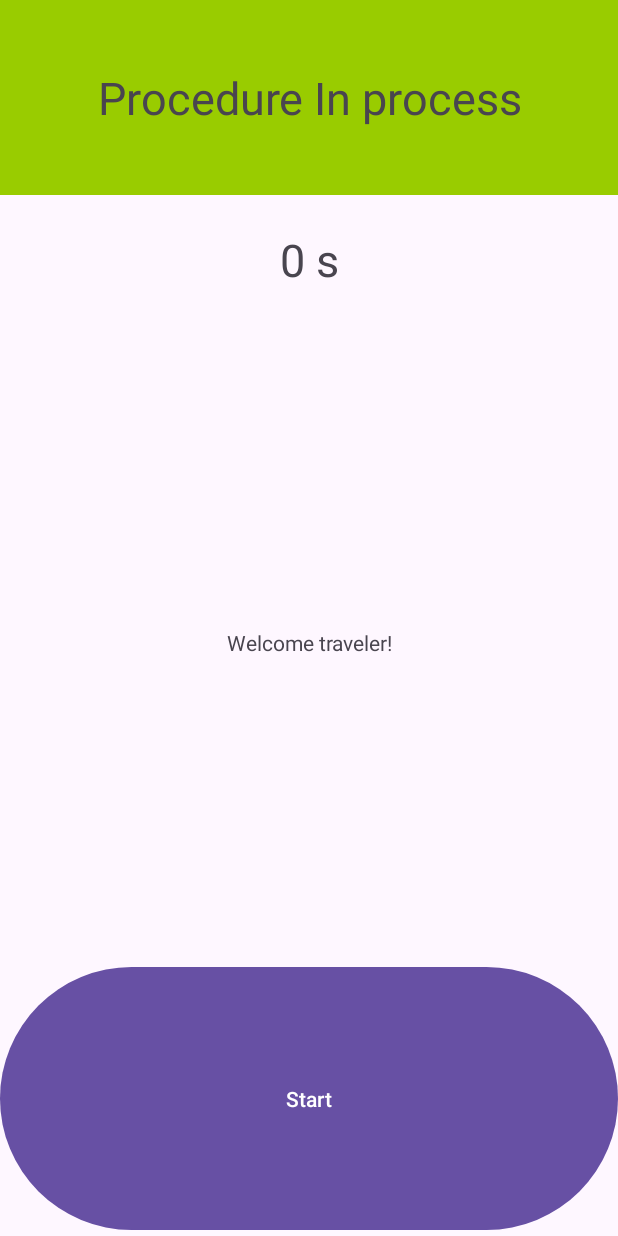
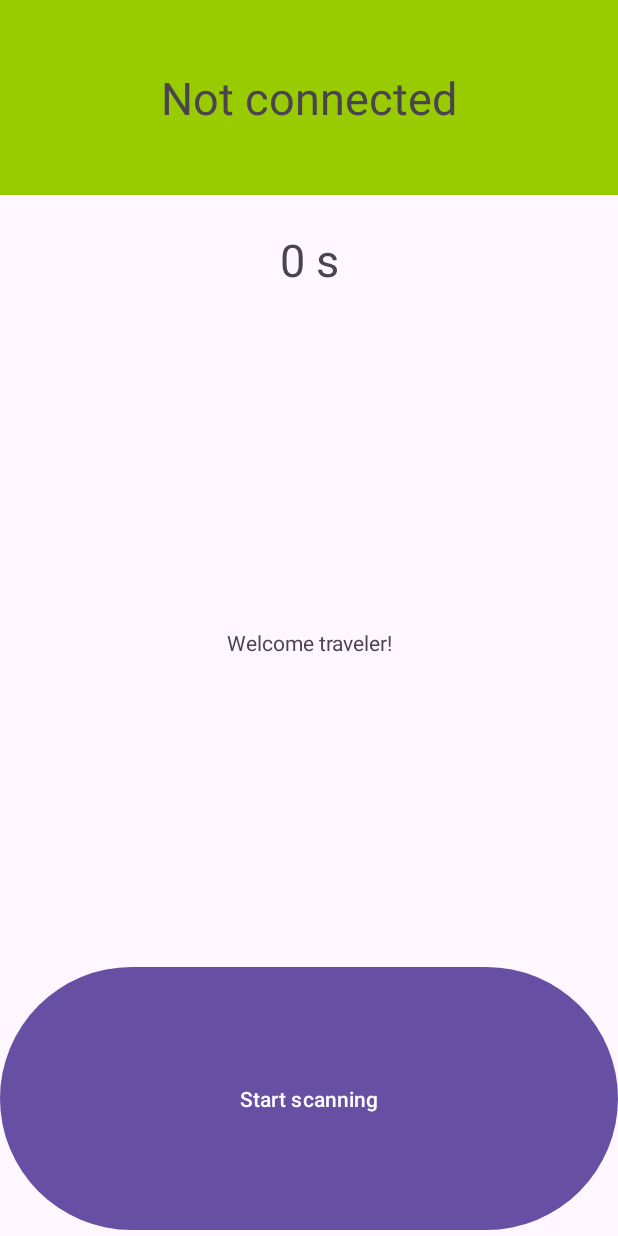
Before and after one commit to LeonardoBit/ueTraveler, an Android app: the MainActivity screen opened directly, with no data from a screen before it, on a phone screen of 412 x 824 dp. Run offline under Robolectric (Android 15) with nearby library versions, the light colour scheme and no system bars; 1 statement that could not run was skipped.

Commit message:
added sequence handling with first sequence,and some small fixes

```diff
--- a/app/src/main/java/com/example/uetraveler/IGameEventHandler.kt
+++ b/app/src/main/java/com/example/uetraveler/IGameEventHandler.kt
@@ -10,5 +10,6 @@ enum class EGameEvent {
     UE_LOST,
     RESET,
     PAUSE,
-    QUIZ
+    QUIZ,
+    MSG1
 }
--- a/app/src/main/java/com/example/uetraveler/InactivityTimer.kt
+++ b/app/src/main/java/com/example/uetraveler/InactivityTimer.kt
@@ -2,9 +2,9 @@ package com.example.uetraveler
 
 import android.os.CountDownTimer
 
-class InactivityTimer {
-    private var timeLeftInMillis = 10000L
-    private val totalTimeInMillis = timeLeftInMillis
+class InactivityTimer(private var totalTimeInMillis: Long = 10000L) {
+    private var timeLeftInMillis = totalTimeInMillis
+
 
     private var countDownTimer: CountDownTimer? = null
     var isTimerRunning = false
@@ -28,7 +28,6 @@ class InactivityTimer {
                     timeLeftInMillis = millisUntilFinished
                     timerTickCallbacks.forEach { it(millisUntilFinished) }
                 }
-
                 override fun onFinish() {
                     isTimerRunning = false
                     timeLeftInMillis = totalTimeInMillis // Reset after finishing
@@ -54,6 +53,11 @@ class InactivityTimer {
             startTimer()
         }
     }
+    fun setNewTime(newTimeInMillis: Long) {
+        stopTimer()
+        totalTimeInMillis = newTimeInMillis
+        timeLeftInMillis = newTimeInMillis
+    }
 
 
 }
--- a/app/src/main/java/com/example/uetraveler/MainActivity.kt
+++ b/app/src/main/java/com/example/uetraveler/MainActivity.kt
@@ -44,23 +44,41 @@ class MainActivity : AppCompatActivity(), IGameEventHandler {
         scanButton = findViewById(R.id.btnScan)
         nfcAdapter = NfcAdapter.getDefaultAdapter(this)
 
-        inactivityTimer = InactivityTimer()
+        inactivityTimer = InactivityTimer(10000L)
 
         if (nfcAdapter == null) {
             Toast.makeText(this, "NFC not supported on this device", Toast.LENGTH_LONG).show()
             finish()
         }
+
+        val sequenceTriggers: Map<String, List<String>> = mapOf(
+            NFCTag.MSG1 to listOf(NFCTag.MSG1, NFCTag.MSG3, NFCTag.RRCSC,NFCTag.SMC)
+            // You can define more sequences here dynamically
+        )
+
+        val sequenceStatus: Map<String, String> = mapOf(
+            NFCTag.MSG1 to "Sequence Step 1",
+            NFCTag.MSG3 to "Sequence Step 2",
+            NFCTag.RRCSC to "Sequence Step 3",
+            NFCTag.SMC to "Sequence step 4"
+            // Status text for each step
+        )
+
+        openAlertDialog("Welcomed to the network","Greate to see you!!! " +
+                "To start your adventure please send Random Access Preamble - MSG1 to the gnb - baseband. " +
+                "To do this find first N-TAG and scan after pressing button start scanning.")
+
         updateTimerText(0)
+
+
 
         scanButton.setOnClickListener{
             if (!isScanning) {
                 enableNfcScanning()
                 inactivityTimer.stopTimer()
-                scanButton.text = "Stop scanning"
                 Toast.makeText(this, "Place your NFC tag near the device", Toast.LENGTH_SHORT).show()
             } else {
                 disableNfcScanning()
-                scanButton.text = "Start scanning"
                 Toast.makeText(this, "NFC scanning stopped", Toast.LENGTH_SHORT).show()
                 inactivityTimer.resumeTimer()
             }
@@ -77,16 +95,26 @@ class MainActivity : AppCompatActivity(), IGameEventHandler {
         inactivityTimer.registerFinishedCallback {
             connectionLost()
         }
-        gameHandler = GameHandler(inactivityTimer)
+        gameHandler = GameHandler(
+            inactivityTimer,
+            sequenceTriggers,
+            sequenceStatus
+        ) { statusMessage ->
+            runOnUiThread {
+                setProcedureStatus(statusMessage)
+            }
+        }
         gameHandler.registerEventHandler(this)
     }
 
     private fun connectionLost() {
         timerTextView.setBackgroundColor(Color.RED)
         setProcedureStatus(ProcedureStatus.CONNECTION_LOST)
+        gameHandler.resetSequenceMode()
     }
 
     private fun enableNfcScanning() {
+        scanButton.text = "Stop scanning"
         val pendingIntent = PendingIntent.getActivity(
             this, 0, Intent(this, javaClass).apply {
                 addFlags(Intent.FLAG_ACTIVITY_SINGLE_TOP)
@@ -110,6 +138,7 @@ class MainActivity : AppCompatActivity(), IGameEventHandler {
 
     private fun disableNfcScanning() {
         if (nfcAdapter != null) {
+            scanButton.text = "Start scanning"
             try {
                 nfcAdapter?.disableForegroundDispatch(this)
             } catch (e: IllegalStateException) {
@@ -146,8 +175,6 @@ class MainActivity : AppCompatActivity(), IGameEventHandler {
         transaction.replace(R.id.fragmentContainerView, frag)
         transaction.commit()
     }
-
-    //TO DO Fix timer pause when scanning is ON but not TAG is scanned and button pressed again
 
     private fun readFromTag(tag: Tag) {
         Log.d("MainActivity", "Scanning tag...")
@@ -197,7 +224,8 @@ class MainActivity : AppCompatActivity(), IGameEventHandler {
     }
 
     private fun executeActionBasedOnTag(data: String) {
-        gameHandler.handleTag(data)
+        val scannedTag = data.uppercase()
+        gameHandler.handleTag(scannedTag)
     }
 
     private fun setProcedureStatus(status: String){
@@ -246,6 +274,12 @@ class MainActivity : AppCompatActivity(), IGameEventHandler {
             EGameEvent.PAUSE -> {
                 setProcedureStatus("Procedure paused")
             }
+
+            EGameEvent.MSG1 -> {
+                setProcedureStatus("Attach procedure started")
+                timerTextView.setBackgroundColor(Color.GREEN)
+            }
+
             EGameEvent.QUIZ -> {
                 setProcedureStatus("QUIZ")
                 showFragment(quizFragment)
--- a/app/src/main/java/com/example/uetraveler/NFCTag.kt
+++ b/app/src/main/java/com/example/uetraveler/NFCTag.kt
@@ -6,4 +6,9 @@ object NFCTag {
     const val RESET = "RESET"
     const val LOST = "LOST"
     const val QUIZ = "QUIZ"
+    const val MSG1 = "MSG1"
+    const val MSG3 = "MSG3"
+    const val RRCSC = "RRCSC"
+    const val SMC = "SMC"
+
 }
--- a/app/src/main/java/com/example/uetraveler/ProcedureStatus.kt
+++ b/app/src/main/java/com/example/uetraveler/ProcedureStatus.kt
@@ -4,4 +4,5 @@ object ProcedureStatus {
     const val CONNECTED = "Connected"
     const val SCANNING = "Scanning"
     const val CONNECTION_LOST = "Connection lost"
+    const val NOT_CONNECTED = "NOT_CONNECTED"
 }
--- a/app/src/main/res/layout/activity_main.xml
+++ b/app/src/main/res/layout/activity_main.xml
@@ -1,5 +1,5 @@
 <?xml version="1.0" encoding="utf-8"?>
-<LinearLayout xmlns:app="http://schemas.android.com/apk/res-auto"
+<LinearLayout
     xmlns:tools="http://schemas.android.com/tools"
     xmlns:android="http://schemas.android.com/apk/res/android"
     android:layout_width="match_parent"
@@ -23,7 +23,7 @@
             android:layout_weight="4"
             android:background="@android:color/holo_green_light"
             android:gravity="center"
-            android:text="Procedure In process"
+            android:text="Not connected"
             android:textSize="30sp" />
 
         <TextView
@@ -47,7 +47,7 @@
         android:id="@+id/btnScan"
         android:layout_width="match_parent"
         android:layout_height="wrap_content"
-        android:text="Start"
+        android:text="Start scanning"
         android:layout_weight="1"/>
 
 </LinearLayout>
```
Also changed, not shown: app/src/main/java/com/example/uetraveler/GameHandler.kt (+84 -3 lines).
